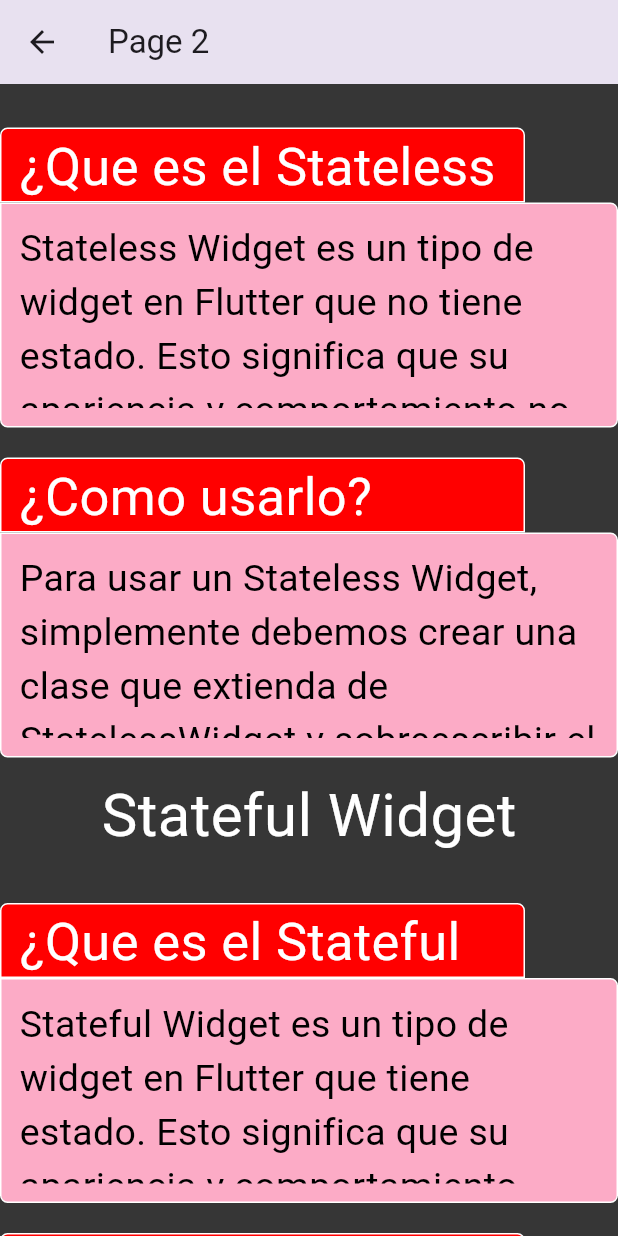
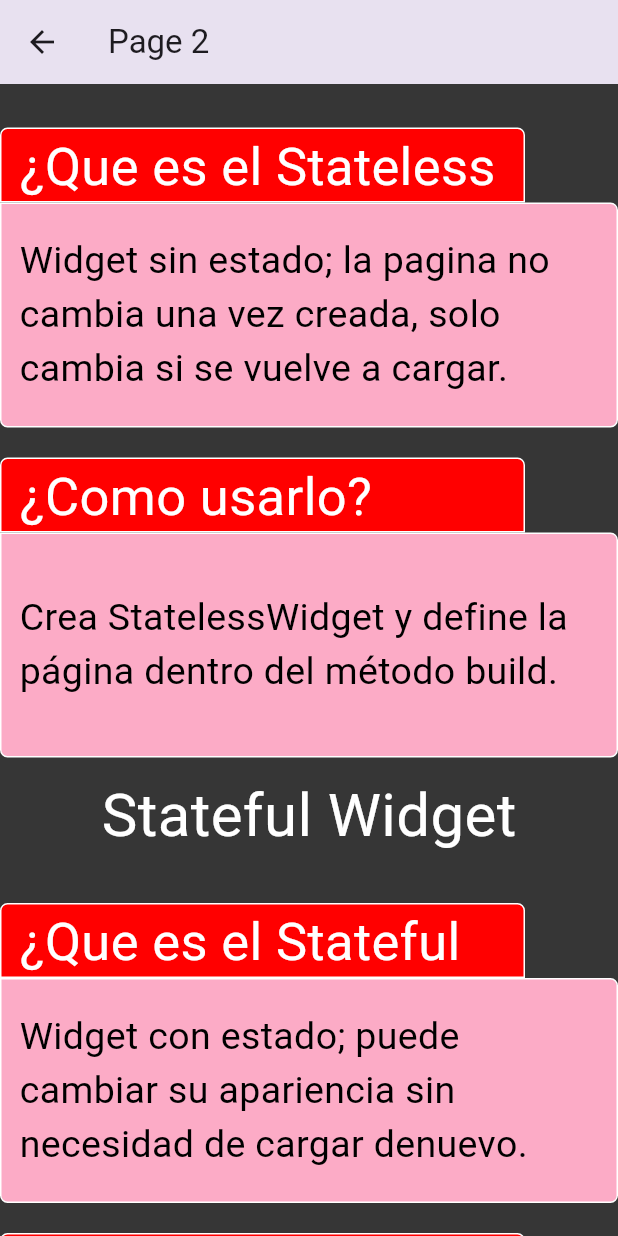
Before and after one commit to carlevo/presentation, a Flutter app: the Page2 screen opened directly, scrolled down 2880 dp, on a phone screen of 412 x 824 dp. Run offline on Flutter 3.47's test engine with Material 3 defaults, Android fonts, the phone set to English and light mode, and no system bars; our stand-ins replace google_fonts.

Commit message:
acabada la descr

```diff
--- a/lib/Page2.dart
+++ b/lib/Page2.dart
@@ -24,8 +24,7 @@ class Page2 extends StatelessWidget {
                 height: 50,
               ),
               ContentContainer(
-                'Scaffold es el widget nucleo de nuestra pagina, lo que hara que se pueda ver. '
-                'Incluye elementos como body, child entre otros.',
+                'Widget que provee la estructura básica de la página (AppBar, body, etc.).',
                 height: 100,
                 width: 750,
               ),
@@ -37,8 +36,7 @@ class Page2 extends StatelessWidget {
                 margin: const EdgeInsets.only(top: 20),
               ),
               ContentContainer(
-                'Para usar Scaffold simplemente debemos importarlo y usarlo como widget padre '
-                'de nuestra pagina, dentro de el podemos agregar los elementos que queramos ',
+                'Usa Scaffold como widget padre de la página.',
                 height: 150,
                 width: 750,
               ),
@@ -52,8 +50,7 @@ class Page2 extends StatelessWidget {
                 height: 50,
               ),
               ContentContainer(
-                'Columns y Rows son widgets que nos permiten organizar otros widgets '
-                'de manera vertical y horizontal respectivamente.',
+                'Widgets para organizar hijos vertical u horizontalmente.',
                 height: 100,
                 width: 750,
               ),
@@ -65,8 +62,7 @@ class Page2 extends StatelessWidget {
                 margin: const EdgeInsets.only(top: 20),
               ),
               ContentContainer(
-                'Columns y Rows se usan envolviendo los widgets que queremos organizar '
-                'dentro de ellos. Podemos especificar la direccion (vertical u horizontal)',
+                'Envuelven widgets para organizarlos; usan `children` para la lista de hijos.',
                 height: 150,
                 width: 750,
               ),
@@ -81,8 +77,7 @@ class Page2 extends StatelessWidget {
                 margin: const EdgeInsets.only(top: 20),
               ),
               ContentContainer(
-                'El widget Text nos permite mostrar texto en pantalla. '
-                'Podemos personalizar su apariencia y estilo.',
+                'Widget para mostrar texto en pantalla.',
                 height: 120,
                 width: 750,
               ),
@@ -94,8 +89,7 @@ class Page2 extends StatelessWidget {
                 margin: const EdgeInsets.only(top: 20),
               ),
               ContentContainer(
-                'Para usar el widget Text, simplemente lo instanciamos y le pasamos '
-                'el texto que queremos mostrar como parametro.',
+                'Instancia `Text("texto")` y aplica estilo opcional.',
                 height: 120,
                 width: 750,
               ),
@@ -110,8 +104,7 @@ class Page2 extends StatelessWidget {
                 margin: const EdgeInsets.only(top: 20),
               ),
               ContentContainer(
-                'El child es un parametro que tienen muchos widgets en Flutter. '
-                'Este parametro permite anidar un widget dentro de otro, creando una jerarquia ',
+                'Parámetro que recibe un único widget hijo (container, column, text...).',
                 height: 150,
                 width: 750,
               ),
@@ -123,8 +116,7 @@ class Page2 extends StatelessWidget {
                 margin: const EdgeInsets.only(top: 20),
               ),
               ContentContainer(
-                'Para usar el child, simplemente debemos pasarle un widget como parametro '
-                'al widget padre que lo contiene.',
+                'Una vez llamado el widget, pasa otro widget como child.',
                 height: 120,
                 width: 750,
               ),
@@ -139,8 +131,7 @@ class Page2 extends StatelessWidget {
                 margin: const EdgeInsets.only(top: 20),
               ),
               ContentContainer(
-                'El children es un parametro que tienen algunos widgets en Flutter, '
-                'como Column y Row. Este parametro permite anidar multiples widgets ',
+                'Parámetro que recibe una lista de widgets.',
                 height: 150,
                 width: 750,
               ),
@@ -152,8 +143,7 @@ class Page2 extends StatelessWidget {
                 margin: const EdgeInsets.only(top: 20),
               ),
               ContentContainer(
-                'Para usar el children, simplemente debemos pasarle una lista de widgets '
-                'como parametro al widget padre que lo contiene.',
+                'Pasa una lista de widgets: `[widget1, widget2, ...]`.',
                 height: 120,
                 width: 750,
               ),
@@ -168,8 +158,7 @@ class Page2 extends StatelessWidget {
                 margin: const EdgeInsets.only(top: 20),
               ),
               ContentContainer(
-                'Los containers son widgets que nos permiten crear cajas '
-                'donde podemos colocar otros widgets y aplicarles estilos.',
+                'Caja que agrupa y estiliza widgets.',
                 height: 120,
                 width: 750,
               ),
@@ -181,8 +170,7 @@ class Page2 extends StatelessWidget {
                 margin: const EdgeInsets.only(top: 20),
               ),
               ContentContainer(
-                'Para usar un container, simplemente lo instanciamos y le pasamos '
-                'otros widgets como child o children, ademas de estilos como color ',
+                'Usa child/children y propiedades como color, padding y margin.',
                 height: 150,
                 width: 750,
               ),
@@ -197,8 +185,7 @@ class Page2 extends StatelessWidget {
                 margin: const EdgeInsets.only(top: 20),
               ),
               ContentContainer(
-                'Stateless Widget es un tipo de widget en Flutter que no tiene estado. '
-                'Esto significa que su apariencia y comportamiento no cambian durante la ejecucion.',
+                'Widget sin estado; la pagina no cambia una vez creada, solo cambia si se vuelve a cargar.',
                 height: 150,
                 width: 750,
               ),
@@ -210,8 +197,7 @@ class Page2 extends StatelessWidget {
                 margin: const EdgeInsets.only(top: 20),
               ),
               ContentContainer(
-                'Para usar un Stateless Widget, simplemente debemos crear una clase que extienda '
-                'de StatelessWidget y sobreescribir el metodo build para definir su apariencia.',
+                'Crea StatelessWidget y define la página dentro del método build.',
                 height: 150,
                 width: 750,
               ),
@@ -226,8 +212,7 @@ class Page2 extends StatelessWidget {
                 margin: const EdgeInsets.only(top: 20),
               ),
               ContentContainer(
-                'Stateful Widget es un tipo de widget en Flutter que tiene estado. '
-                'Esto significa que su apariencia y comportamiento pueden cambiar durante la ejecucion.',
+                'Widget con estado; puede cambiar su apariencia sin necesidad de cargar denuevo.',
                 height: 150,
                 width: 750,
               ),
@@ -239,8 +224,88 @@ class Page2 extends StatelessWidget {
                 margin: const EdgeInsets.only(top: 20),
               ),
               ContentContainer(
-                'Para usar un Stateful Widget, debemos crear una clase que extienda de StatefulWidget '
-                'y otra clase que extienda de State para definir su estado y apariencia.',
+                'Crea StatefulWidget y desde ese punto puedes empezar a crear la pagina dentro del método build.',
+                height: 150,
+                width: 750,
+              ),
+              Center(child: Padding(
+                padding: const EdgeInsets.all(10),
+                child: Text( "Stateful Widget", style: TextStyle(fontSize: 40, color: Colors.white),),
+              ),),
+              TitleContainer(
+                '¿Que es el Stateful Widget?',
+                width: 350,
+                height: 50,
+                margin: const EdgeInsets.only(top: 20),
+              ),
+              ContentContainer(
+                'Widget con estado; puede cambiar su apariencia sin necesidad de cargar denuevo.',
+                height: 150,
+                width: 750,
+              ),
+
+              TitleContainer(
+                '¿Como usarlo?',
+                width: 350,
+                height: 50,
+                margin: const EdgeInsets.only(top: 20),
+              ),
+              ContentContainer(
+                'Crea StatefulWidget y desde ese punto puedes empezar a crear la pagina dentro del método build.',
+                height: 150,
+                width: 750,
+              ),
+              Center(child: Padding(
+                padding: const EdgeInsets.all(10),
+                child: Text( "ListView", style: TextStyle(fontSize: 40, color: Colors.white),),
+              ),),
+              TitleContainer(
+                '¿Que es el ListView?',
+                width: 350,
+                height: 50,
+                margin: const EdgeInsets.only(top: 20),
+              ),
+              ContentContainer(
+                'Lista desplazable de widgets de forma vertical.',
+                height: 150,
+                width: 750,
+              ),
+
+              TitleContainer(
+                '¿Como usarlo?',
+                width: 350,
+                height: 50,
+                margin: const EdgeInsets.only(top: 20),
+              ),
+              ContentContainer(
+                'Crea StatefulWidget y desde ese punto puedes empezar a crear la pagina dentro del método build.',
+                height: 150,
+                width: 750,
+              ),
+              Center(child: Padding(
+                padding: const EdgeInsets.all(10),
+                child: Text( "GridView", style: TextStyle(fontSize: 40, color: Colors.white),),
+              ),),
+              TitleContainer(
+                '¿Que es el GridView?',
+                width: 350,
+                height: 50,
+                margin: const EdgeInsets.only(top: 20),
+              ),
+              ContentContainer(
+                'GridView es un widget que muestra sus hijos en una cuadrícula que escala segun la resolucion.',
+                height: 150,
+                width: 750,
+              ),
+
+              TitleContainer(
+                '¿Como usarlo?',
+                width: 350,
+                height: 50,
+                margin: const EdgeInsets.only(top: 20),
+              ),
+              ContentContainer(
+                'Crea StatefulWidget y desde ese punto puedes empezar a crear la pagina dentro del método build.',
                 height: 150,
                 width: 750,
               ),
```
